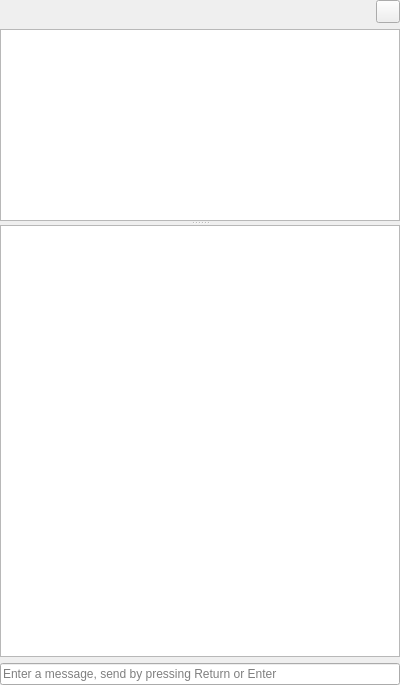
Old version of the form Network/IRC/IrcChannelWidget.ui in the repository testmana2/test.
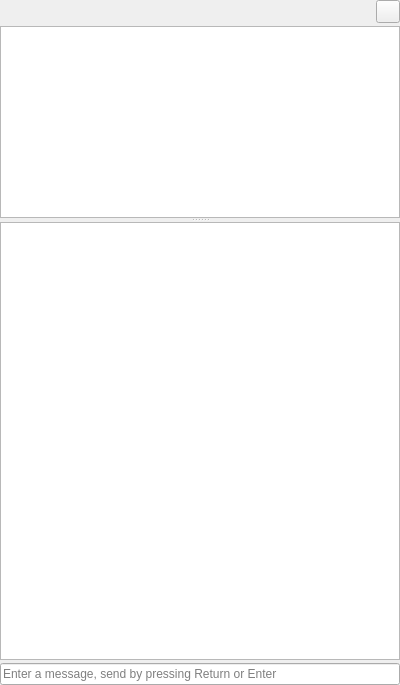
New version of the form. Custom widgets are drawn as their Qt base class.

Commit message: Some layout tweaks to the IRC widgets.

The edit to the form file:
```diff
--- a/Network/IRC/IrcChannelWidget.ui
+++ b/Network/IRC/IrcChannelWidget.ui
@@ -14,6 +14,9 @@
    <string/>
   </property>
   <layout class="QVBoxLayout" name="verticalLayout">
+   <property name="spacing">
+    <number>3</number>
+   </property>
    <property name="margin">
     <number>0</number>
    </property>
```
The commit also changes 1 other file.
